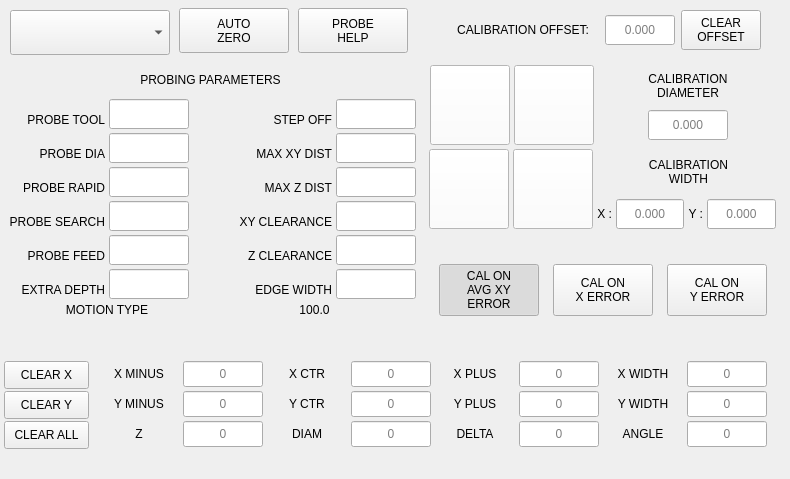
LinuxCNC/linuxcnc, file share/qtvcp/widgets_ui/basic_probe.ui: the form before one commit.
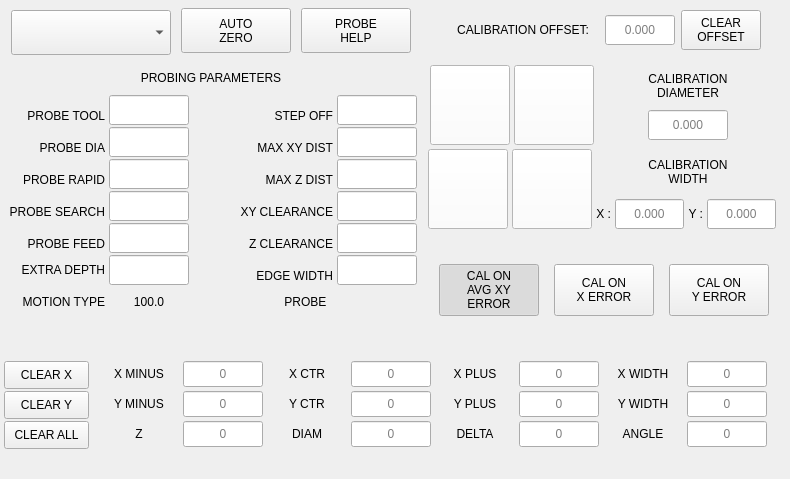
The form after the commit. The open tabs and pages were chosen to show the change. Icons and pictures are not drawn. Custom widgets are drawn as their Qt base class.

Commit message:
qtvcp -basic probe: add probe LED, adjust motion type label
Can't seem to get the label perfect...

```diff
--- a/share/qtvcp/widgets_ui/basic_probe.ui
+++ b/share/qtvcp/widgets_ui/basic_probe.ui
@@ -99,7 +99,7 @@
            </property>
            <layout class="QVBoxLayout" name="verticalLayout_38">
             <property name="spacing">
-             <number>4</number>
+             <number>2</number>
             </property>
             <property name="leftMargin">
              <number>4</number>
@@ -231,7 +231,7 @@
             <item>
              <layout class="QHBoxLayout" name="horizontalLayout_33">
               <property name="spacing">
-               <number>4</number>
+               <number>0</number>
               </property>
               <property name="topMargin">
                <number>0</number>
@@ -981,7 +981,7 @@
              </layout>
             </item>
             <item>
-             <layout class="QHBoxLayout" name="horizontalLayout_2">
+             <layout class="QHBoxLayout" name="horizontalLayout_2" stretch="0,0,0,0,0">
               <property name="spacing">
                <number>4</number>
               </property>
@@ -991,7 +991,7 @@
               <item>
                <widget class="QLabel" name="label_63">
                 <property name="sizePolicy">
-                 <sizepolicy hsizetype="Preferred" vsizetype="Expanding">
+                 <sizepolicy hsizetype="Expanding" vsizetype="Expanding">
                   <horstretch>0</horstretch>
                   <verstretch>0</verstretch>
                  </sizepolicy>
@@ -1005,7 +1005,7 @@
                 <property name="maximumSize">
                  <size>
                   <width>100</width>
-                  <height>15</height>
+                  <height>35</height>
                  </size>
                 </property>
                 <property name="text">
@@ -1019,7 +1019,7 @@
               <item>
                <widget class="QLineEdit" name="lineEdit_extra_depth">
                 <property name="sizePolicy">
-                 <sizepolicy hsizetype="Fixed" vsizetype="Expanding">
+                 <sizepolicy hsizetype="Expanding" vsizetype="Expanding">
                   <horstretch>0</horstretch>
                   <verstretch>0</verstretch>
                  </sizepolicy>
@@ -1091,7 +1091,7 @@
               <item>
                <widget class="QLineEdit" name="lineEdit_side_edge_length">
                 <property name="sizePolicy">
-                 <sizepolicy hsizetype="Fixed" vsizetype="Expanding">
+                 <sizepolicy hsizetype="Expanding" vsizetype="Expanding">
                   <horstretch>0</horstretch>
                   <verstretch>0</verstretch>
                  </sizepolicy>
@@ -1123,18 +1123,57 @@
             </item>
             <item>
              <layout class="QHBoxLayout" name="horizontalLayout_4">
+              <property name="spacing">
+               <number>4</number>
+              </property>
               <item>
                <widget class="QLabel" name="label_10">
+                <property name="sizePolicy">
+                 <sizepolicy hsizetype="Expanding" vsizetype="Expanding">
+                  <horstretch>0</horstretch>
+                  <verstretch>0</verstretch>
+                 </sizepolicy>
+                </property>
+                <property name="minimumSize">
+                 <size>
+                  <width>100</width>
+                  <height>28</height>
+                 </size>
+                </property>
+                <property name="maximumSize">
+                 <size>
+                  <width>100</width>
+                  <height>35</height>
+                 </size>
+                </property>
                 <property name="text">
                  <string>MOTION TYPE</string>
                 </property>
                 <property name="alignment">
-                 <set>Qt::AlignCenter</set>
+                 <set>Qt::AlignRight|Qt::AlignTrailing|Qt::AlignVCenter</set>
                 </property>
                </widget>
               </item>
               <item>
                <widget class="StatusLabel" name="statuslabel_motiontype">
+                <property name="sizePolicy">
+                 <sizepolicy hsizetype="Expanding" vsizetype="Expanding">
+                  <horstretch>0</horstretch>
+                  <verstretch>0</verstretch>
+                 </sizepolicy>
+                </property>
+                <property name="minimumSize">
+                 <size>
+                  <width>60</width>
+                  <height>28</height>
+                 </size>
+                </property>
+                <property name="maximumSize">
+                 <size>
+                  <width>80</width>
+                  <height>35</height>
+                 </size>
+                </property>
                 <property name="text">
                  <string>100.0</string>
                 </property>
@@ -1156,6 +1195,96 @@
                 <property name="motion_type_status" stdset="0">
                  <bool>true</bool>
                 </property>
+                <property name="motion_type_list" stdset="0">
+                 <stringlist>
+                  <string> </string>
+                  <string>Rapid</string>
+                  <string>Feed</string>
+                  <string>Arc</string>
+                  <string>Tool Change</string>
+                  <string>Probe</string>
+                  <string>Rotaty Index</string>
+                 </stringlist>
+                </property>
+               </widget>
+              </item>
+              <item>
+               <spacer name="horizontalSpacer_21">
+                <property name="orientation">
+                 <enum>Qt::Horizontal</enum>
+                </property>
+                <property name="sizeType">
+                 <enum>QSizePolicy::Preferred</enum>
+                </property>
+                <property name="sizeHint" stdset="0">
+                 <size>
+                  <width>40</width>
+                  <height>20</height>
+                 </size>
+                </property>
+               </spacer>
+              </item>
+              <item>
+               <widget class="QLabel" name="label_9">
+                <property name="sizePolicy">
+                 <sizepolicy hsizetype="Preferred" vsizetype="Expanding">
+                  <horstretch>0</horstretch>
+                  <verstretch>0</verstretch>
+                 </sizepolicy>
+                </property>
+                <property name="minimumSize">
+                 <size>
+                  <width>100</width>
+                  <height>0</height>
+                 </size>
+                </property>
+                <property name="maximumSize">
+                 <size>
+                  <width>100</width>
+                  <height>16777215</height>
+                 </size>
+                </property>
+                <property name="text">
+                 <string>PROBE  </string>
+                </property>
+                <property name="alignment">
+                 <set>Qt::AlignRight|Qt::AlignTrailing|Qt::AlignVCenter</set>
+                </property>
+               </widget>
+              </item>
+              <item>
+               <widget class="StateLED" name="led_probe">
+                <property name="sizePolicy">
+                 <sizepolicy hsizetype="Fixed" vsizetype="Expanding">
+                  <horstretch>0</horstretch>
+                  <verstretch>0</verstretch>
+                 </sizepolicy>
+                </property>
+                <property name="minimumSize">
+                 <size>
+                  <width>60</width>
+                  <height>0</height>
+                 </size>
+                </property>
+                <property name="maximumSize">
+                 <size>
+                  <width>80</width>
+                  <height>16777215</height>
+                 </size>
+                </property>
+                <property name="color">
+                 <color>
+                  <red>0</red>
+                  <green>255</green>
+                  <blue>0</blue>
+                 </color>
+                </property>
+                <property name="follow_halpin_state" stdset="0">
+                 <bool>true</bool>
+                </property>
+                <property name="halpin_name" stdset="0">
+                 <string>motion.probe-input</string>
+                </property>
                </widget>
               </item>
              </layout>
@@ -1181,9 +1310,12 @@
            <property name="orientation">
             <enum>Qt::Horizontal</enum>
            </property>
+           <property name="sizeType">
+            <enum>QSizePolicy::MinimumExpanding</enum>
+           </property>
            <property name="sizeHint" stdset="0">
             <size>
-             <width>10</width>
+             <width>5</width>
              <height>20</height>
             </size>
            </property>
@@ -1216,7 +1348,7 @@
             <enum>QFrame::Plain</enum>
            </property>
            <property name="currentIndex">
-            <number>4</number>
+            <number>5</number>
            </property>
            <widget class="QWidget" name="outside_corners">
             <property name="sizePolicy">
@@ -6135,6 +6267,16 @@
    <extends>IndicatedPushButton</extends>
    <header>qtvcp.widgets.simple_widgets</header>
   </customwidget>
+  <customwidget>
+   <class>LED</class>
+   <extends>QWidget</extends>
+   <header>qtvcp.widgets.led_widget</header>
+  </customwidget>
+  <customwidget>
+   <class>StateLED</class>
+   <extends>LED</extends>
+   <header>qtvcp.widgets.state_led</header>
+  </customwidget>
   <customwidget>
    <class>StatusLabel</class>
    <extends>QLabel</extends>
```
Left out of the diff: 6 changed lines with no effect on the pictures.
